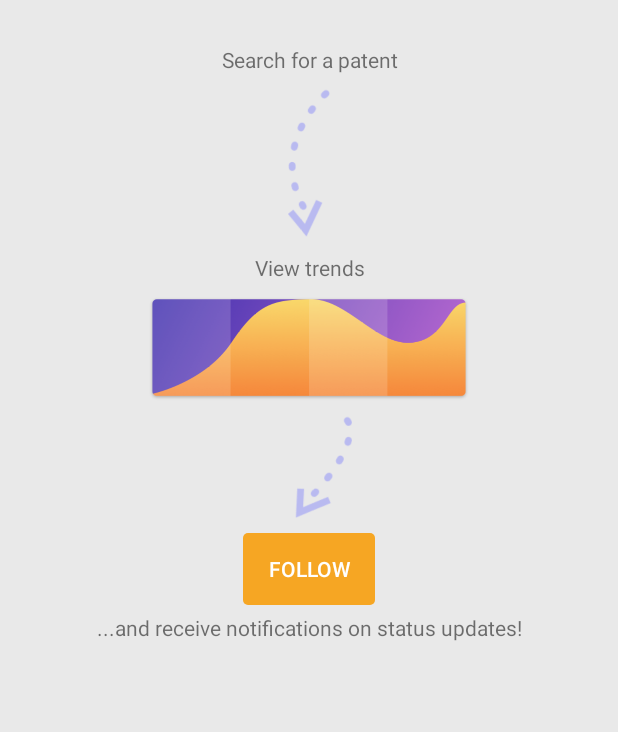
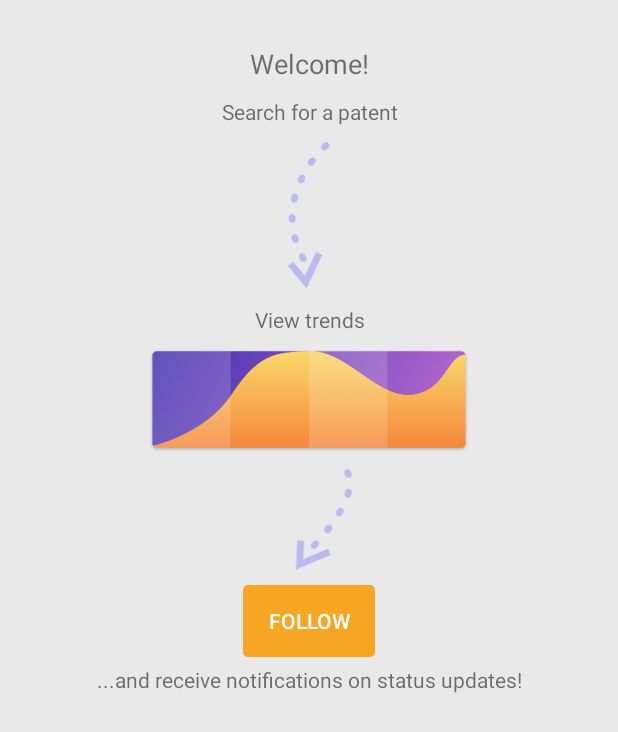
Before and after one commit to TheCodefatherGovHack/patentpending-android, an Android app: the layout activity_main.xml on its own in the app's theme, with its tools: preview values and no code run, on a phone screen of 412 x 824 dp. Shown: the top 732 px of the screen. Run offline under Robolectric (Android 15) with nearby library versions, the phone set to English and light mode, and no system bars.

Commit message:
Updated logic welcome screen

```diff
--- a/app/src/main/res/layout/activity_main.xml
+++ b/app/src/main/res/layout/activity_main.xml
@@ -32,6 +32,14 @@
         android:gravity="center"
         android:orientation="vertical"
         android:visibility="visible">
+
+        <TextView
+            android:layout_width="match_parent"
+            android:layout_height="match_parent"
+            android:layout_marginBottom="10dp"
+            android:gravity="center"
+            style="@style/TypographyHeading"
+            android:text="Welcome!" />
 
         <TextView
             android:layout_width="match_parent"
```
